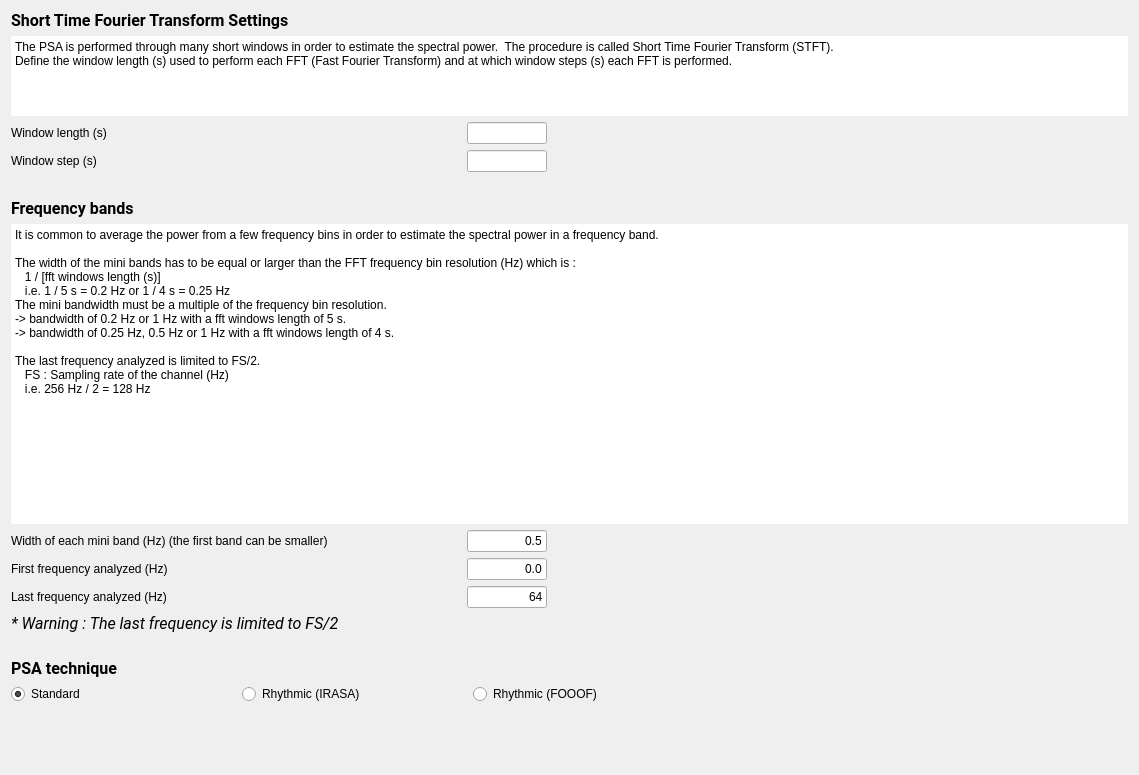
This is tools/CEAMSTools/PowerSpectralAnalysis/SpectralSettings/Ui_SpectralSettings.ui in SnoozToolbox/snooz-package-ceams as Qt 5 draws it before an edit. The edited form follows.
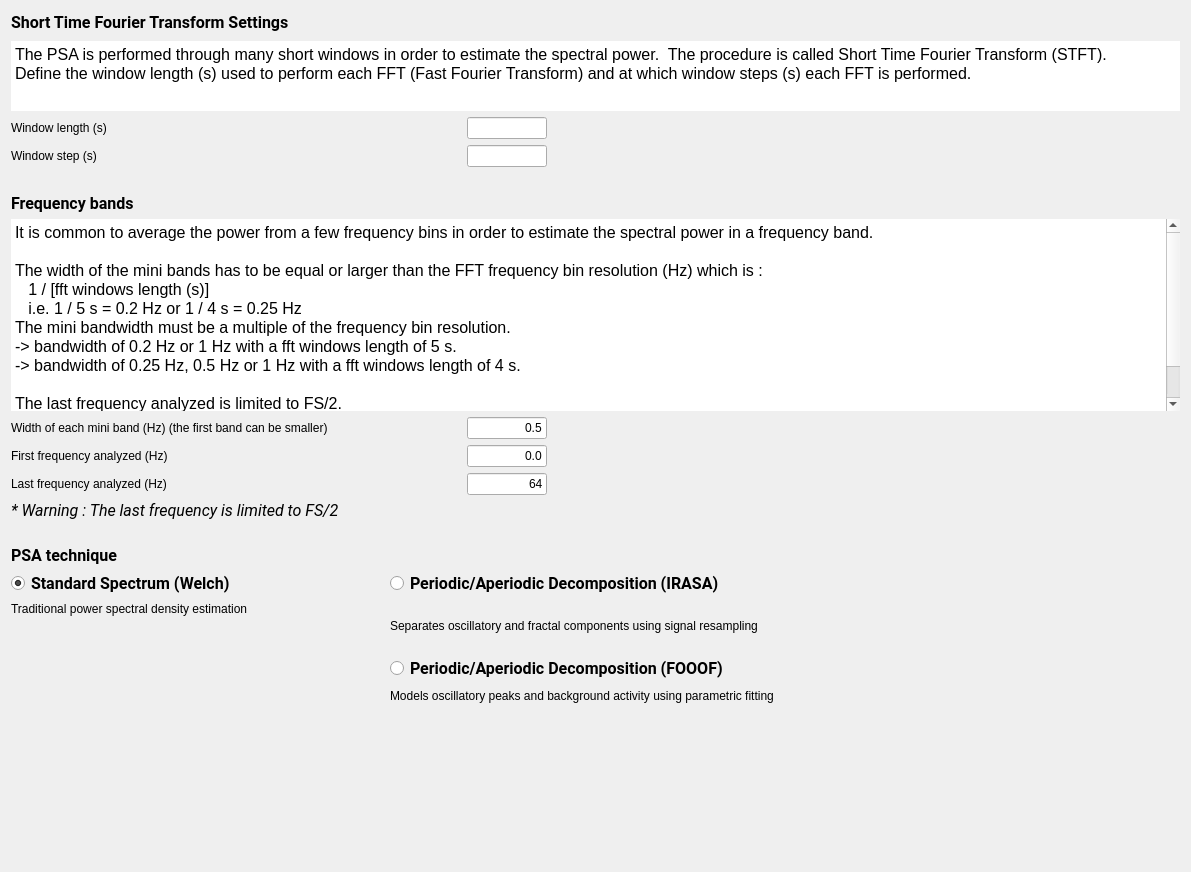
This is the edited form.

Diff of the .ui file:
```diff
--- a/tools/CEAMSTools/PowerSpectralAnalysis/SpectralSettings/Ui_SpectralSettings.ui
+++ b/tools/CEAMSTools/PowerSpectralAnalysis/SpectralSettings/Ui_SpectralSettings.ui
@@ -6,8 +6,8 @@
    <rect>
     <x>0</x>
     <y>0</y>
-    <width>1139</width>
-    <height>775</height>
+    <width>1191</width>
+    <height>872</height>
    </rect>
   </property>
   <property name="minimumSize">
@@ -47,17 +47,17 @@
       </widget>
      </item>
      <item>
-      <widget class="QPlainTextEdit" name="plainTextEdit_2">
-       <property name="minimumSize">
-        <size>
-         <width>0</width>
-         <height>45</height>
-        </size>
+      <widget class="QTextEdit" name="textEdit_2">
+       <property name="sizePolicy">
+        <sizepolicy hsizetype="Expanding" vsizetype="Expanding">
+         <horstretch>0</horstretch>
+         <verstretch>0</verstretch>
+        </sizepolicy>
        </property>
        <property name="maximumSize">
         <size>
          <width>16777215</width>
-         <height>80</height>
+         <height>70</height>
         </size>
        </property>
        <property name="frameShape">
@@ -72,9 +72,16 @@
        <property name="readOnly">
         <bool>true</bool>
        </property>
-       <property name="plainText">
-        <string>The PSA is performed through many short windows in order to estimate the spectral power.  The procedure is called Short Time Fourier Transform (STFT).
-Define the window length (s) used to perform each FFT (Fast Fourier Transform) and at which window steps (s) each FFT is performed.</string>
+       <property name="html">
+        <string>&lt;!DOCTYPE HTML PUBLIC &quot;-//W3C//DTD HTML 4.0//EN&quot; &quot;http://www.w3.org/TR/REC-html40/strict.dtd&quot;&gt;
+&lt;html&gt;&lt;head&gt;&lt;meta name=&quot;qrichtext&quot; content=&quot;1&quot; /&gt;&lt;meta charset=&quot;utf-8&quot; /&gt;&lt;style type=&quot;text/css&quot;&gt;
+p, li { white-space: pre-wrap; }
+hr { height: 1px; border-width: 0; }
+li.unchecked::marker { content: &quot;\2610&quot;; }
+li.checked::marker { content: &quot;\2612&quot;; }
+&lt;/style&gt;&lt;/head&gt;&lt;body style=&quot; font-family:'Roboto'; font-size:12pt; font-weight:400; font-style:normal;&quot;&gt;
+&lt;p style=&quot; margin-top:0px; margin-bottom:0px; margin-left:0px; margin-right:0px; -qt-block-indent:0; text-indent:0px;&quot;&gt;The PSA is performed through many short windows in order to estimate the spectral power.  The procedure is called Short Time Fourier Transform (STFT).&lt;/p&gt;
+&lt;p style=&quot; margin-top:0px; margin-bottom:0px; margin-left:0px; margin-right:0px; -qt-block-indent:0; text-indent:0px;&quot;&gt;Define the window length (s) used to perform each FFT (Fast Fourier Transform) and at which window steps (s) each FFT is performed.&lt;/p&gt;&lt;/body&gt;&lt;/html&gt;</string>
        </property>
       </widget>
      </item>
@@ -226,25 +233,7 @@
       </widget>
      </item>
      <item>
-      <widget class="QPlainTextEdit" name="plainTextEdit">
-       <property name="sizePolicy">
-        <sizepolicy hsizetype="Expanding" vsizetype="Expanding">
-         <horstretch>0</horstretch>
-         <verstretch>0</verstretch>
-        </sizepolicy>
-       </property>
-       <property name="minimumSize">
-        <size>
-         <width>0</width>
-         <height>300</height>
-        </size>
-       </property>
-       <property name="maximumSize">
-        <size>
-         <width>16777215</width>
-         <height>16777215</height>
-        </size>
-       </property>
+      <widget class="QTextEdit" name="textEdit">
        <property name="frameShape">
         <enum>QFrame::Shape::NoFrame</enum>
        </property>
@@ -257,19 +246,26 @@
        <property name="readOnly">
         <bool>true</bool>
        </property>
-       <property name="plainText">
-        <string>It is common to average the power from a few frequency bins in order to estimate the spectral power in a frequency band.
-
-The width of the mini bands has to be equal or larger than the FFT frequency bin resolution (Hz) which is :
-   1 / [fft windows length (s)]
-   i.e. 1 / 5 s = 0.2 Hz or 1 / 4 s = 0.25 Hz
-The mini bandwidth must be a multiple of the frequency bin resolution.
--&gt; bandwidth of 0.2 Hz or 1 Hz with a fft windows length of 5 s.
--&gt; bandwidth of 0.25 Hz, 0.5 Hz or 1 Hz with a fft windows length of 4 s. 
-
-The last frequency analyzed is limited to FS/2.
-   FS : Sampling rate of the channel (Hz)
-   i.e. 256 Hz / 2 = 128 Hz</string>
+       <property name="html">
+        <string>&lt;!DOCTYPE HTML PUBLIC &quot;-//W3C//DTD HTML 4.0//EN&quot; &quot;http://www.w3.org/TR/REC-html40/strict.dtd&quot;&gt;
+&lt;html&gt;&lt;head&gt;&lt;meta name=&quot;qrichtext&quot; content=&quot;1&quot; /&gt;&lt;meta charset=&quot;utf-8&quot; /&gt;&lt;style type=&quot;text/css&quot;&gt;
+p, li { white-space: pre-wrap; }
+hr { height: 1px; border-width: 0; }
+li.unchecked::marker { content: &quot;\2610&quot;; }
+li.checked::marker { content: &quot;\2612&quot;; }
+&lt;/style&gt;&lt;/head&gt;&lt;body style=&quot; font-family:'Roboto'; font-size:12pt; font-weight:400; font-style:normal;&quot;&gt;
+&lt;p style=&quot; margin-top:0px; margin-bottom:0px; margin-left:0px; margin-right:0px; -qt-block-indent:0; text-indent:0px;&quot;&gt;It is common to average the power from a few frequency bins in order to estimate the spectral power in a frequency band.&lt;/p&gt;
+&lt;p style=&quot;-qt-paragraph-type:empty; margin-top:0px; margin-bottom:0px; margin-left:0px; margin-right:0px; -qt-block-indent:0; text-indent:0px;&quot;&gt;&lt;br /&gt;&lt;/p&gt;
+&lt;p style=&quot; margin-top:0px; margin-bottom:0px; margin-left:0px; margin-right:0px; -qt-block-indent:0; text-indent:0px;&quot;&gt;The width of the mini bands has to be equal or larger than the FFT frequency bin resolution (Hz) which is :&lt;/p&gt;
+&lt;p style=&quot; margin-top:0px; margin-bottom:0px; margin-left:0px; margin-right:0px; -qt-block-indent:0; text-indent:0px;&quot;&gt;   1 / [fft windows length (s)]&lt;/p&gt;
+&lt;p style=&quot; margin-top:0px; margin-bottom:0px; margin-left:0px; margin-right:0px; -qt-block-indent:0; text-indent:0px;&quot;&gt;   i.e. 1 / 5 s = 0.2 Hz or 1 / 4 s = 0.25 Hz&lt;/p&gt;
+&lt;p style=&quot; margin-top:0px; margin-bottom:0px; margin-left:0px; margin-right:0px; -qt-block-indent:0; text-indent:0px;&quot;&gt;The mini bandwidth must be a multiple of the frequency bin resolution.&lt;/p&gt;
+&lt;p style=&quot; margin-top:0px; margin-bottom:0px; margin-left:0px; margin-right:0px; -qt-block-indent:0; text-indent:0px;&quot;&gt;-&amp;gt; bandwidth of 0.2 Hz or 1 Hz with a fft windows length of 5 s.&lt;/p&gt;
+&lt;p style=&quot; margin-top:0px; margin-bottom:0px; margin-left:0px; margin-right:0px; -qt-block-indent:0; text-indent:0px;&quot;&gt;-&amp;gt; bandwidth of 0.25 Hz, 0.5 Hz or 1 Hz with a fft windows length of 4 s. &lt;/p&gt;
+&lt;p style=&quot;-qt-paragraph-type:empty; margin-top:0px; margin-bottom:0px; margin-left:0px; margin-right:0px; -qt-block-indent:0; text-indent:0px;&quot;&gt;&lt;br /&gt;&lt;/p&gt;
+&lt;p style=&quot; margin-top:0px; margin-bottom:0px; margin-left:0px; margin-right:0px; -qt-block-indent:0; text-indent:0px;&quot;&gt;The last frequency analyzed is limited to FS/2.&lt;/p&gt;
+&lt;p style=&quot; margin-top:0px; margin-bottom:0px; margin-left:0px; margin-right:0px; -qt-block-indent:0; text-indent:0px;&quot;&gt;   FS : Sampling rate of the channel (Hz)&lt;/p&gt;
+&lt;p style=&quot; margin-top:0px; margin-bottom:0px; margin-left:0px; margin-right:0px; -qt-block-indent:0; text-indent:0px;&quot;&gt;   i.e. 256 Hz / 2 = 128 Hz&lt;/p&gt;&lt;/body&gt;&lt;/html&gt;</string>
        </property>
       </widget>
      </item>
@@ -483,6 +479,8 @@
      <item>
       <layout class="QHBoxLayout" name="horizontalLayout_3">
        <item>
+        <layout class="QVBoxLayout" name="verticalLayout_7">
+         <item>
         <widget class="QRadioButton" name="std_radioButton">
          <property name="enabled">
           <bool>true</bool>
@@ -499,8 +497,22 @@
            <height>16777215</height>
           </size>
          </property>
+           <property name="font">
+            <font>
+             <family>Roboto</family>
+             <pointsize>12</pointsize>
+             <italic>false</italic>
+             <bold>true</bold>
+             <underline>false</underline>
+             <strikeout>false</strikeout>
+             <kerning>true</kerning>
+            </font>
+           </property>
+           <property name="styleSheet">
+            <string notr="true">font: 700 12pt &quot;Roboto&quot;;</string>
+           </property>
          <property name="text">
-          <string>Standard </string>
+            <string>Standard Spectrum (Welch)</string>
          </property>
          <property name="checked">
           <bool>true</bool>
@@ -508,6 +520,43 @@
         </widget>
        </item>
        <item>
+          <widget class="QLabel" name="label_5">
+           <property name="text">
+            <string>Traditional power spectral density estimation</string>
+           </property>
+          </widget>
+         </item>
+         <item>
+          <spacer name="verticalSpacer_2">
+           <property name="orientation">
+            <enum>Qt::Orientation::Vertical</enum>
+           </property>
+           <property name="sizeHint" stdset="0">
+            <size>
+             <width>20</width>
+             <height>40</height>
+            </size>
+           </property>
+          </spacer>
+         </item>
+        </layout>
+       </item>
+       <item>
+        <spacer name="horizontalSpacer_7">
+         <property name="orientation">
+          <enum>Qt::Orientation::Horizontal</enum>
+         </property>
+         <property name="sizeHint" stdset="0">
+          <size>
+           <width>40</width>
+           <height>20</height>
+          </size>
+         </property>
+        </spacer>
+       </item>
+       <item>
+        <layout class="QVBoxLayout" name="verticalLayout_9">
+         <item>
         <widget class="QRadioButton" name="RA_radioButton">
          <property name="enabled">
           <bool>true</bool>
@@ -518,17 +567,85 @@
            <height>0</height>
           </size>
          </property>
+           <property name="font">
+            <font>
+             <family>Roboto</family>
+             <pointsize>12</pointsize>
+             <italic>false</italic>
+             <bold>true</bold>
+            </font>
+           </property>
+           <property name="styleSheet">
+            <string notr="true">font: 700 12pt &quot;Roboto&quot;;</string>
+           </property>
          <property name="text">
-          <string>Rhythmic (IRASA)</string>
+            <string>Periodic/Aperiodic Decomposition (IRASA)</string>
          </property>
         </widget>
        </item>
+         <item>
+          <widget class="QLabel" name="label_11">
+           <property name="text">
+            <string>Separates oscillatory and fractal components using signal resampling</string>
+           </property>
+          </widget>
+         </item>
+         <item>
+          <layout class="QVBoxLayout" name="verticalLayout_10">
        <item>
         <widget class="QRadioButton" name="FoooF_radioButton">
+             <property name="font">
+              <font>
+               <family>Roboto</family>
+               <pointsize>12</pointsize>
+               <italic>false</italic>
+               <bold>true</bold>
+              </font>
+             </property>
+             <property name="styleSheet">
+              <string notr="true">font: 700 12pt &quot;Roboto&quot;;</string>
+             </property>
          <property name="text">
-          <string>Rhythmic (FOOOF)</string>
-         </property>
-        </widget>
+              <string>Periodic/Aperiodic Decomposition (FOOOF)</string>
+             </property>
+            </widget>
+           </item>
+           <item>
+            <widget class="QLabel" name="label_12">
+             <property name="text">
+              <string>Models oscillatory peaks and background activity using parametric fitting</string>
+             </property>
+            </widget>
+           </item>
+          </layout>
+         </item>
+        </layout>
+       </item>
+       <item>
+        <spacer name="horizontalSpacer_9">
+         <property name="orientation">
+          <enum>Qt::Orientation::Horizontal</enum>
+         </property>
+         <property name="sizeHint" stdset="0">
+          <size>
+           <width>40</width>
+           <height>20</height>
+          </size>
+         </property>
+        </spacer>
+       </item>
+       <item>
+        <spacer name="horizontalSpacer_8">
+         <property name="orientation">
+          <enum>Qt::Orientation::Horizontal</enum>
+         </property>
+         <property name="sizeHint" stdset="0">
+          <size>
+           <width>40</width>
+           <height>20</height>
+          </size>
+         </property>
+        </spacer>
        </item>
        <item>
         <spacer name="horizontalSpacer">
```
Left out of the diff: 2 changed lines with no effect on the pictures. Lines whose indentation alone changed are shown as unchanged.
